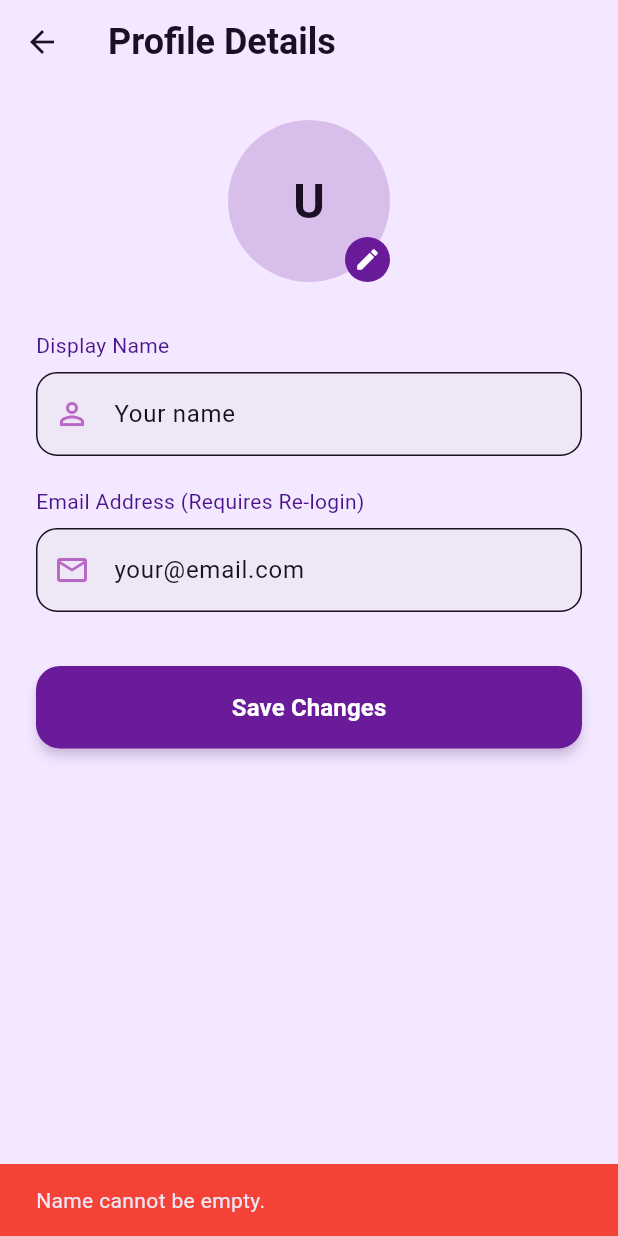
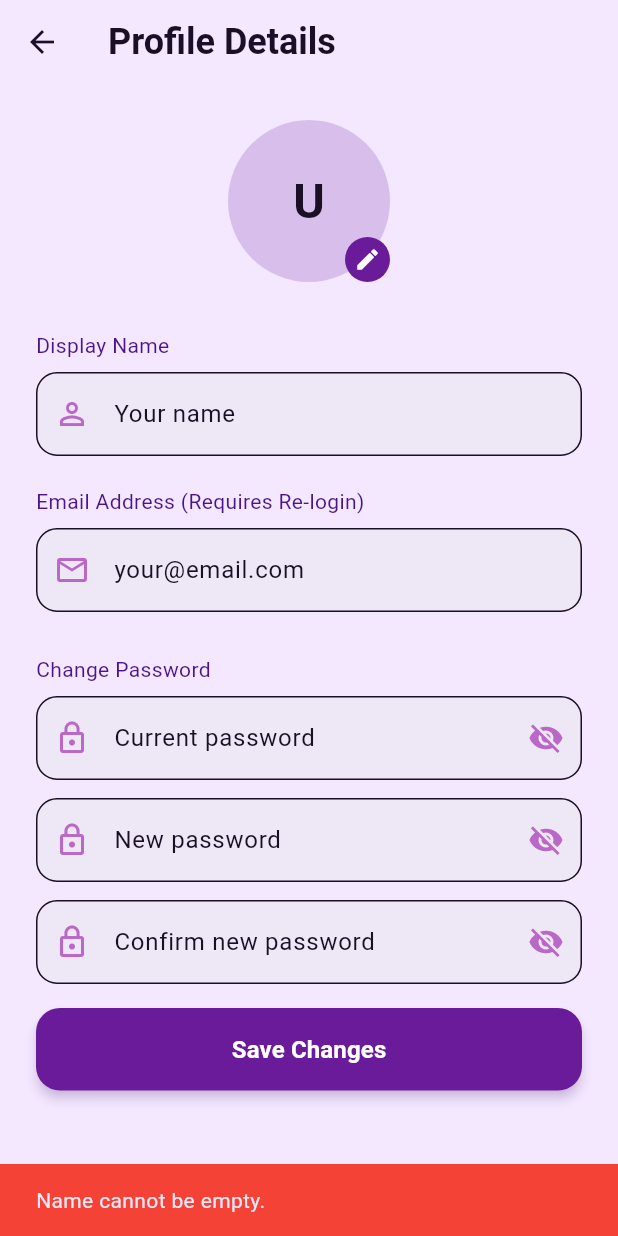
Before and after one commit to ozdogrumerve/digital-receipt-wallet, a Flutter app: the ProfileDetailsScreen screen opened directly, after a tap on "Save Changes", on a phone screen of 412 x 824 dp. Run offline on Flutter 3.47's test engine with Material 3 defaults, Android fonts, the phone set to English and light mode, and no system bars; our stand-ins replace cloud_firestore, file_picker, firebase_auth, firebase_core, firebase_messaging, fl_chart and 6 more; missing offline and left inert: pdfx; accounts and stored records are empty.

Commit message:
prevent user document overwrite by using merge in Firestore set() and changing password implemented in profile details

```diff
--- a/lib/screens/profile_details_screen.dart
+++ b/lib/screens/profile_details_screen.dart
@@ -22,10 +22,19 @@ class _ProfileDetailsScreenState extends State<ProfileDetailsScreen>
   final TextEditingController _emailController = TextEditingController();
   final TextEditingController _passwordController = TextEditingController();
 
+  final TextEditingController _currentPasswordController = TextEditingController();
+  final TextEditingController _newPasswordController = TextEditingController();
+  final TextEditingController _confirmPasswordController = TextEditingController();
+
+  bool _obscureCurrentPassword = true;
+  bool _obscureNewPassword = true;
+  bool _obscureConfirmPassword = true;
+
+  bool _obscurePassword = true;
+
   File? _selectedImage;
   String? _currentBase64Photo;
   bool _isSaving = false;
-  bool _obscurePassword = true;
 
   @override
   void initState() {
@@ -55,6 +64,11 @@ class _ProfileDetailsScreenState extends State<ProfileDetailsScreen>
     _nameController.dispose();
     _emailController.dispose();
     _passwordController.dispose();
+
+    _currentPasswordController.dispose();
+    _newPasswordController.dispose();
+    _confirmPasswordController.dispose();
+
     super.dispose();
   }
 
@@ -93,6 +107,7 @@ class _ProfileDetailsScreenState extends State<ProfileDetailsScreen>
     final newName = _nameController.text.trim();
     final newEmail = _emailController.text.trim();
     final password = _passwordController.text;
+    final newPass = _newPasswordController.text;
 
     if (newName.isEmpty) {
       _showError("Name cannot be empty.");
@@ -100,7 +115,26 @@ class _ProfileDetailsScreenState extends State<ProfileDetailsScreen>
     }
 
     final emailChanged = newEmail != user.email;
-    if (emailChanged && password.isEmpty) {
+    final passwordChanging = newPass.isNotEmpty;
+
+    // Şifre değiştirilecekse kontrol et
+    if (passwordChanging) {
+      if (newPass.length < 6) {
+        _showError("New password must be at least 6 characters");
+        return;
+      }
+      if (newPass != _confirmPasswordController.text) {
+        _showError("Passwords don't match");
+        return;
+      }
+      if (_currentPasswordController.text.isEmpty) {
+        _showError("Enter current password");
+        return;
+      }
+    }
+
+    // Email değişecekse şifre gerekli
+    if (emailChanged && password.isEmpty && !passwordChanging) {
       _showError("Enter your password to change email.");
       return;
     }
@@ -120,18 +154,26 @@ class _ProfileDetailsScreenState extends State<ProfileDetailsScreen>
         await user.updateDisplayName(newName);
       }
 
-      // Email güncelle (re-auth gerektirir)
+      // Re-auth için credential hazırla
+      final needReauth = emailChanged || passwordChanging;
+      if (needReauth) {
+        final cred = EmailAuthProvider.credential(
+          email: user.email!,
+          // Email değişiyorsa _passwordController, yoksa _currentPasswordController
+          password: emailChanged ? password : _currentPasswordController.text,
+        );
+        await user.reauthenticateWithCredential(cred);
+
+        // Şifre güncelle
+        if (passwordChanging) {
+          await user.updatePassword(newPass);
+        }
+      }
+
+      // Email güncelle
       if (emailChanged) {
-        final credential = EmailAuthProvider.credential(
-          email: user.email!,
-          password: password,
-        );
-
-        await user.reauthenticateWithCredential(credential);
-
-        await user.verifyBeforeUpdateEmail(newEmail); // GERÇEK UPDATE
-
-        await _firestoreService.updateUserEmail(newEmail); // DB SYNC
+        await user.verifyBeforeUpdateEmail(newEmail);
+        await _firestoreService.updateUserEmail(newEmail);
 
         ScaffoldMessenger.of(context).showSnackBar(
           const SnackBar(
@@ -148,7 +190,7 @@ class _ProfileDetailsScreenState extends State<ProfileDetailsScreen>
           (route) => false,
         );
 
-        return;  // Email değişikliği sonrası kullanıcıyı çıkış yaparak login ekranına yönlendir
+        return;
       }
 
       await user.reload();
@@ -288,6 +330,8 @@ class _ProfileDetailsScreenState extends State<ProfileDetailsScreen>
               ),
             ),
 
+            const SizedBox(height: 8),
+
             // Şifre alanı sadece email değişince görünür
             if (emailChanged) ...[
               const SizedBox(height: 20),
@@ -327,7 +371,58 @@ class _ProfileDetailsScreenState extends State<ProfileDetailsScreen>
               ),
             ],
 
-            const SizedBox(height: 36),
+            const SizedBox(height: 20),
+
+            // CHANGE PASSWORD SECTION
+            Text("Change Password", style: theme.textTheme.bodyMedium),
+            const SizedBox(height: 8),
+            TextField(
+              controller: _currentPasswordController,
+              obscureText: _obscureCurrentPassword,
+              decoration: InputDecoration(
+                hintText: "Current password",
+                prefixIcon: const Icon(Icons.lock_outline),
+                suffixIcon: IconButton(
+                  icon: Icon(_obscureCurrentPassword ? Icons.visibility_off : Icons.visibility),
+                  onPressed: () => setState(() => _obscureCurrentPassword = !_obscureCurrentPassword),
+                ),
+                border: OutlineInputBorder(borderRadius: BorderRadius.circular(14)),
+              ),
+            ),
+
+            const SizedBox(height: 12),
+
+            TextField(
+              controller: _newPasswordController,
+              obscureText: _obscureNewPassword,
+              decoration: InputDecoration(
+                hintText: "New password",
+                prefixIcon: const Icon(Icons.lock_outline),
+                suffixIcon: IconButton(
+                  icon: Icon(_obscureNewPassword ? Icons.visibility_off : Icons.visibility),
+                  onPressed: () => setState(() => _obscureNewPassword = !_obscureNewPassword),
+                ),
+                border: OutlineInputBorder(borderRadius: BorderRadius.circular(14)),
+              ),
+            ),
+
+            const SizedBox(height: 12),
+
+            TextField(
+              controller: _confirmPasswordController,
+              obscureText: _obscureConfirmPassword,
+              decoration: InputDecoration(
+                hintText: "Confirm new password",
+                prefixIcon: const Icon(Icons.lock_outline),
+                suffixIcon: IconButton(
+                  icon: Icon(_obscureConfirmPassword ? Icons.visibility_off : Icons.visibility),
+                  onPressed: () => setState(() => _obscureConfirmPassword = !_obscureConfirmPassword),
+                ),
+                border: OutlineInputBorder(borderRadius: BorderRadius.circular(14)),
+              ),
+            ),
+
+            const SizedBox(height: 16),
 
             // SAVE BUTTON
             SizedBox(
--- a/lib/services/firestore_service.dart
+++ b/lib/services/firestore_service.dart
@@ -43,18 +43,20 @@ class FirestoreService {
   }
 
   Future<void> updateProfilePhoto(String base64) async {
-    await _firestore.collection('users').doc(_uid).update({
-      'photo': base64,
-    });
+    await _firestore.collection('users').doc(_uid).set(
+      {'photo': base64},
+      SetOptions(merge: true),
+    );
   }
 
   Future<void> updateUserEmail(String newEmail) async {
     final user = FirebaseAuth.instance.currentUser;
     if (user == null) return;
 
-    await _firestore.collection('users').doc(user.uid).update({
-      'email': newEmail,
-    });
+    await _firestore.collection('users').doc(user.uid).set(
+      {'email': newEmail},
+      SetOptions(merge: true),
+    );
   }
 
   /// =====================================================
```
